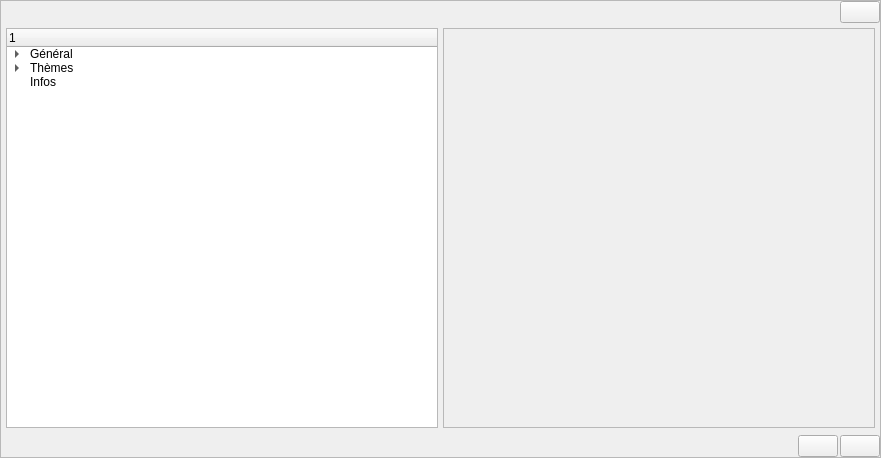
Above: src/gui/dlg.ui from LaM0uette/PySide6_Blank_Project_demo before the change. Below: the same form after it.
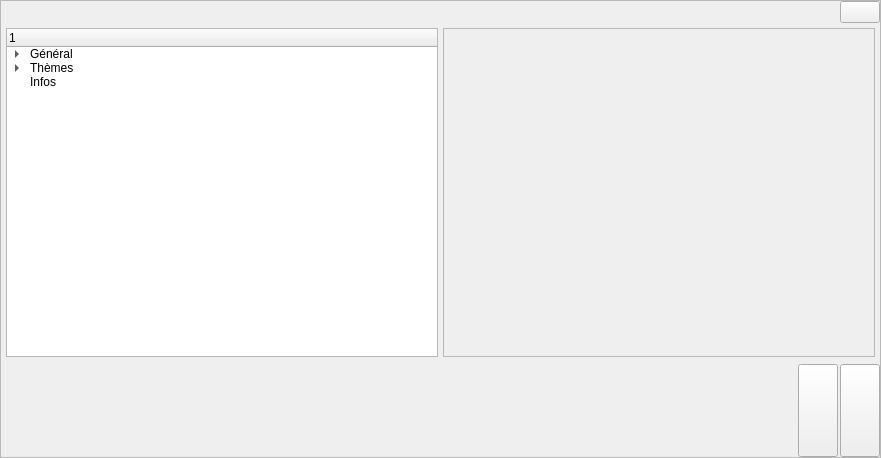
That is the form after the change. The open tabs and pages were chosen to show the change.

The edit to the form file:
```diff
--- a/src/gui/dlg.ui
+++ b/src/gui/dlg.ui
@@ -130,10 +130,7 @@
           </property>
           <item row="1" column="0" colspan="3">
            <widget class="QFrame" name="fr_pg_dlg_option">
-            <layout class="QHBoxLayout" name="hlay_pg_dlg_option">
-             <property name="spacing">
-              <number>2</number>
-             </property>
+            <layout class="QGridLayout" name="glay_fr_pg_dlg_option">
              <property name="leftMargin">
               <number>0</number>
              </property>
@@ -146,7 +143,33 @@
              <property name="bottomMargin">
               <number>0</number>
              </property>
-             <item>
+             <property name="horizontalSpacing">
+              <number>2</number>
+             </property>
+             <property name="verticalSpacing">
+              <number>0</number>
+             </property>
+             <item row="0" column="2">
+              <widget class="QPushButton" name="pb_dlg_option_ok">
+               <property name="sizePolicy">
+                <sizepolicy hsizetype="Minimum" vsizetype="Expanding">
+                 <horstretch>0</horstretch>
+                 <verstretch>0</verstretch>
+                </sizepolicy>
+               </property>
+              </widget>
+             </item>
+             <item row="0" column="1">
+              <widget class="QPushButton" name="pb_dlg_option_appliquer">
+               <property name="sizePolicy">
+                <sizepolicy hsizetype="Minimum" vsizetype="Expanding">
+                 <horstretch>0</horstretch>
+                 <verstretch>0</verstretch>
+                </sizepolicy>
+               </property>
+              </widget>
+             </item>
+             <item row="0" column="0">
               <spacer name="horizontalSpacer_5">
                <property name="orientation">
                 <enum>Qt::Horizontal</enum>
@@ -159,12 +182,6 @@
                </property>
               </spacer>
              </item>
-             <item>
-              <widget class="QPushButton" name="pb_dlg_option_appliquer"/>
-             </item>
-             <item>
-              <widget class="QPushButton" name="pb_dlg_option_ok"/>
-             </item>
             </layout>
            </widget>
           </item>
@@ -240,7 +257,7 @@
                  <x>0</x>
                  <y>0</y>
                  <width>430</width>
-                 <height>396</height>
+                 <height>310</height>
                 </rect>
                </property>
                <layout class="QVBoxLayout" name="vlay_sca_option">
```
Left out of the diff: 60 changed lines with no effect on the pictures.
